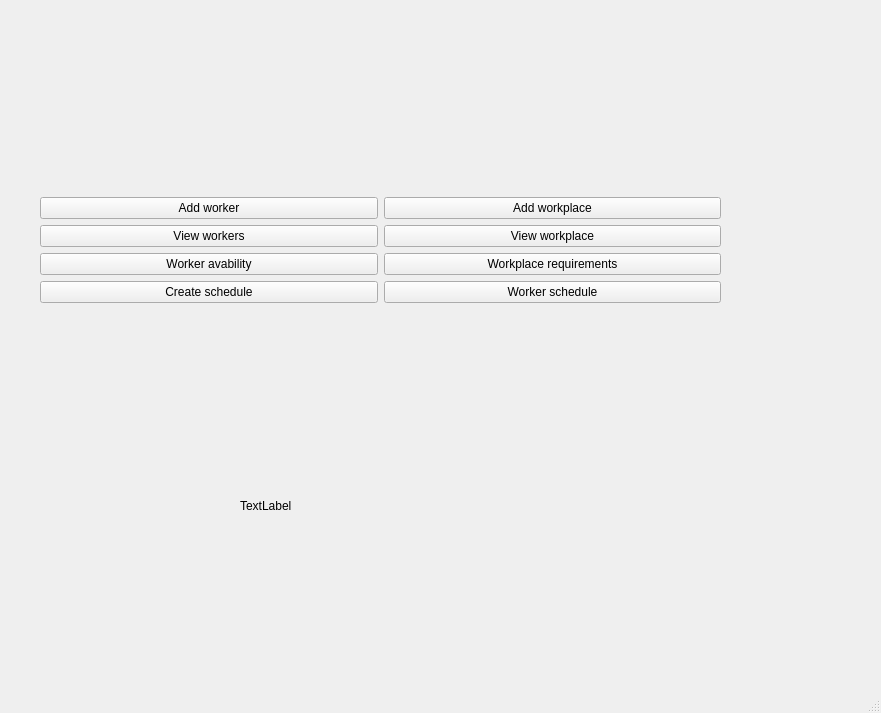
This is Scheduler/pythonCode/GUI/main_window.ui in Szymek200/Scheduler as Qt 5 draws it before an edit. The edited form follows.
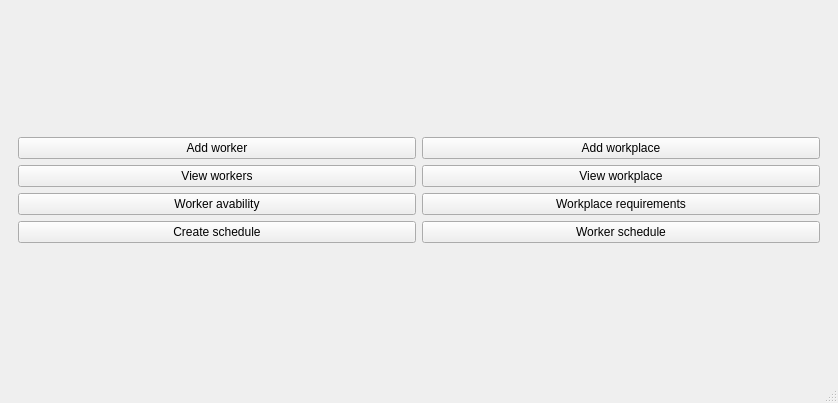
This is the edited form.

Commit message: interface corrections

What changed in the file:
```diff
--- a/Scheduler/pythonCode/GUI/main_window.ui
+++ b/Scheduler/pythonCode/GUI/main_window.ui
@@ -6,23 +6,17 @@
    <rect>
     <x>0</x>
     <y>0</y>
-    <width>881</width>
-    <height>713</height>
+    <width>838</width>
+    <height>403</height>
    </rect>
   </property>
   <property name="windowTitle">
    <string>MainWindow</string>
   </property>
   <widget class="QWidget" name="centralwidget">
+   <layout class="QVBoxLayout" name="verticalLayout_2">
+    <item>
    <widget class="QWidget" name="main_menu_container" native="true">
-    <property name="geometry">
-     <rect>
-      <x>40</x>
-      <y>90</y>
-      <width>681</width>
-      <height>321</height>
-     </rect>
-    </property>
     <layout class="QVBoxLayout" name="verticalLayout">
      <item>
       <layout class="QGridLayout" name="main_menu_layout">
@@ -86,19 +80,8 @@
      </item>
     </layout>
    </widget>
-   <widget class="QLabel" name="info_label">
-    <property name="geometry">
-     <rect>
-      <x>240</x>
-      <y>440</y>
-      <width>271</width>
-      <height>131</height>
-     </rect>
-    </property>
-    <property name="text">
-     <string>TextLabel</string>
-    </property>
-   </widget>
+    </item>
+   </layout>
   </widget>
   <widget class="QMenuBar" name="menubar">
    <property name="geometry">
```
Left out of the diff: 2 changed lines with no effect on the pictures. Lines whose indentation alone changed are shown as unchanged. The commit also changes 7 other files.
